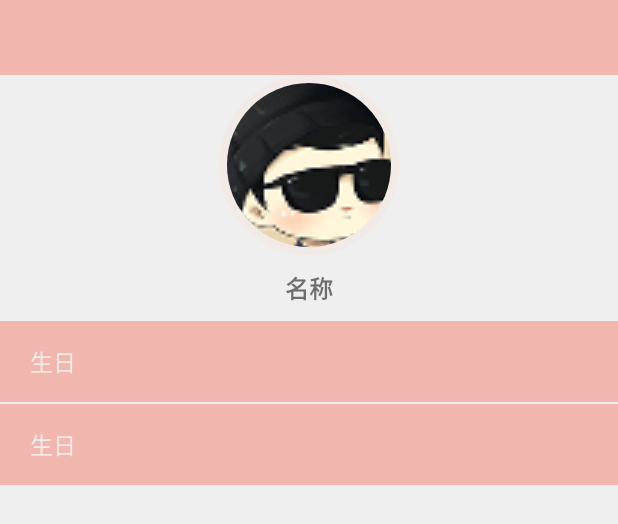
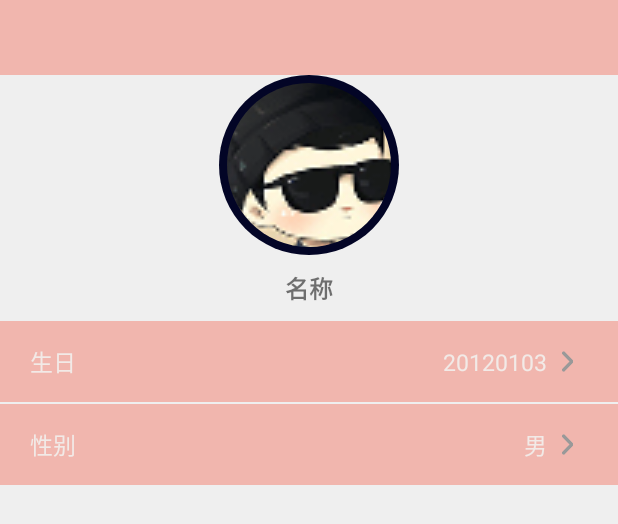
Before and after one commit to ZHANGjinpeng1994/liaobao, an Android app: the layout activity_wode.xml on its own in the app's theme, with its tools: preview values and no code run, on a phone screen of 412 x 824 dp. Shown: the top 524 px of the screen. Run offline under Robolectric (Android 15) with nearby library versions, the phone set to English and light mode, and no system bars.

Commit message:
第一次提交

```diff
--- a/Liaobao/app/src/main/res/layout/activity_wode.xml
+++ b/Liaobao/app/src/main/res/layout/activity_wode.xml
@@ -17,7 +17,7 @@
         android:src="@mipmap/jiqi"
         android:layout_gravity="center"
         app:border_width="5dp"
-        app:border_color="@color/bai_color1"
+        app:border_color="@color/hei_color5"
         />
     <TextView
         android:id="@+id/textView"
@@ -29,6 +29,7 @@
         android:textStyle="bold"
         android:text="名称" />
     <LinearLayout
+        android:id="@+id/shengri_LL"
         android:layout_width="match_parent"
         android:layout_height="wrap_content"
         android:layout_marginTop="10dp"
@@ -43,6 +44,16 @@
             android:textSize="15sp"
             android:textColor="@color/bai_color1"
             android:text="生日"/>
+        <TextView
+            android:layout_width="match_parent"
+            android:layout_height="wrap_content"
+            android:gravity="center_vertical|right"
+            android:drawableRight="@drawable/youjiantou"
+            android:textSize="15sp"
+            android:layout_marginRight="10dp"
+            android:textColor="@color/bai_color1"
+            android:drawablePadding="10dp"
+            android:text="20120103"/>
     </LinearLayout>
     <LinearLayout
         android:layout_width="match_parent"
@@ -52,12 +63,23 @@
         android:paddingLeft="20dp"
         android:paddingTop="15dp"
         android:paddingBottom="15dp"
+        android:orientation="horizontal"
         android:background="@color/colorAccent">
         <TextView
             android:layout_width="wrap_content"
             android:layout_height="wrap_content"
             android:textSize="15sp"
             android:textColor="@color/bai_color1"
-            android:text="生日"/>
+            android:text="性别"/>
+        <TextView
+            android:layout_width="match_parent"
+            android:layout_height="wrap_content"
+            android:gravity="center_vertical|right"
+            android:drawableRight="@drawable/youjiantou"
+            android:textSize="15sp"
+            android:layout_marginRight="10dp"
+            android:textColor="@color/bai_color1"
+            android:drawablePadding="10dp"
+            android:text="男"/>
     </LinearLayout>
 </LinearLayout>
```
Also changed, not shown: Liaobao/app/src/main/res/drawable-hdpi/youjiantou.png (added).
